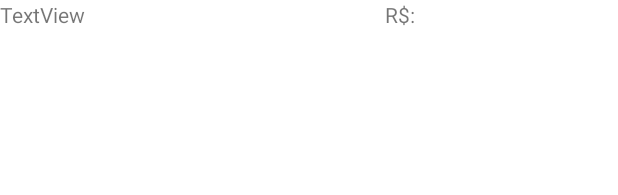
After one commit to GabrielFontouraGriebler/App_Traiding, an Android app: the layout layout_anotacao.xml on its own in the app's theme, with its tools: preview values and no code run, on a phone screen of 412 x 824 dp. The commit adds this screen. Shown: the top 195 px of the screen. Run offline under Robolectric (Android 15) with nearby library versions, the phone set to English and light mode, and no system bars.

Commit message:
Second commit

```diff
--- a/app/src/main/java/com/example/app/Anotacao.java
+++ b/app/src/main/java/com/example/app/Anotacao.java
@@ -47,7 +47,7 @@ public class Anotacao extends AppCompatActivity {
                 if(anotacaoACadastrar != null){
 
                     AnotacaoCtrl anotacaoCtrl = new AnotacaoCtrl(ConexaoSQLiteDiario.getInstancia(Anotacao.this));
-                    long idAnotacao = AnotacaoCtrl.salvarAnotacaoCtrl(anotacaoACadastrar);
+                    long idAnotacao = anotacaoCtrl.salvarAnotacaoCtrl(anotacaoACadastrar);
 
                     if(idAnotacao > 0){
                         Toast.makeText(Anotacao.this, "Anotação salva com sucesso", Toast.LENGTH_LONG).show();
--- /dev/null
+++ b/app/src/main/java/com/example/app/AnotacoesLista.java
@@ -0,0 +1,4 @@
+package com.example.app;
+
+public class AnotacoesLista {
+}
--- a/app/src/main/java/com/example/app/Relatorio.java
+++ b/app/src/main/java/com/example/app/Relatorio.java
@@ -10,6 +10,7 @@ import android.widget.Button;
 public class Relatorio extends AppCompatActivity {
 
     private Button buttonAnotacao;
+
 
     @Override
     protected void onCreate(Bundle savedInstanceState) {
--- /dev/null
+++ b/app/src/main/res/layout/layout_anotacao.xml
@@ -0,0 +1,27 @@
+<?xml version="1.0" encoding="utf-8"?>
+<LinearLayout xmlns:android="http://schemas.android.com/apk/res/android"
+    android:layout_width="match_parent"
+    android:layout_height="wrap_content"
+    android:orientation="vertical">
+
+    <LinearLayout
+        android:layout_width="match_parent"
+        android:layout_height="wrap_content"
+        android:orientation="horizontal">
+
+     <TextView
+        android:id="@+id/textViewDataAnotacao"
+        android:layout_width="wrap_content"
+        android:layout_height="wrap_content"
+        android:text="TextView" />
+     <Space
+         android:layout_width="200dp"
+         android:layout_height="wrap_content"/>
+
+        <TextView
+        android:id="@+id/textViewSaldoPosOp"
+        android:layout_width="wrap_content"
+        android:layout_height="wrap_content"
+        android:text="R$: " />
+</LinearLayout>
+    </LinearLayout>
```
Also changed, not shown: app/src/main/AndroidManifest.xml (+11 -14 lines), app/src/main/java/com/example/app/AdapterListaAnotacao.java (added, +49 -0 lines), app/src/main/res/layout/activity_relatorio.xml (+9 -0 lines).
